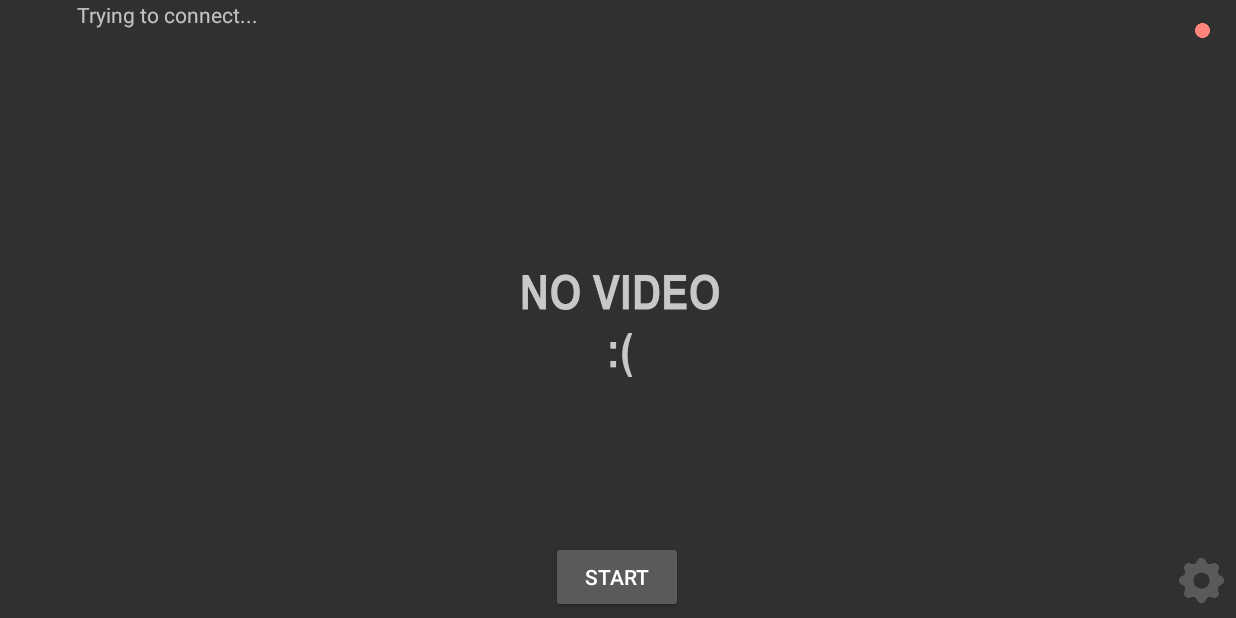
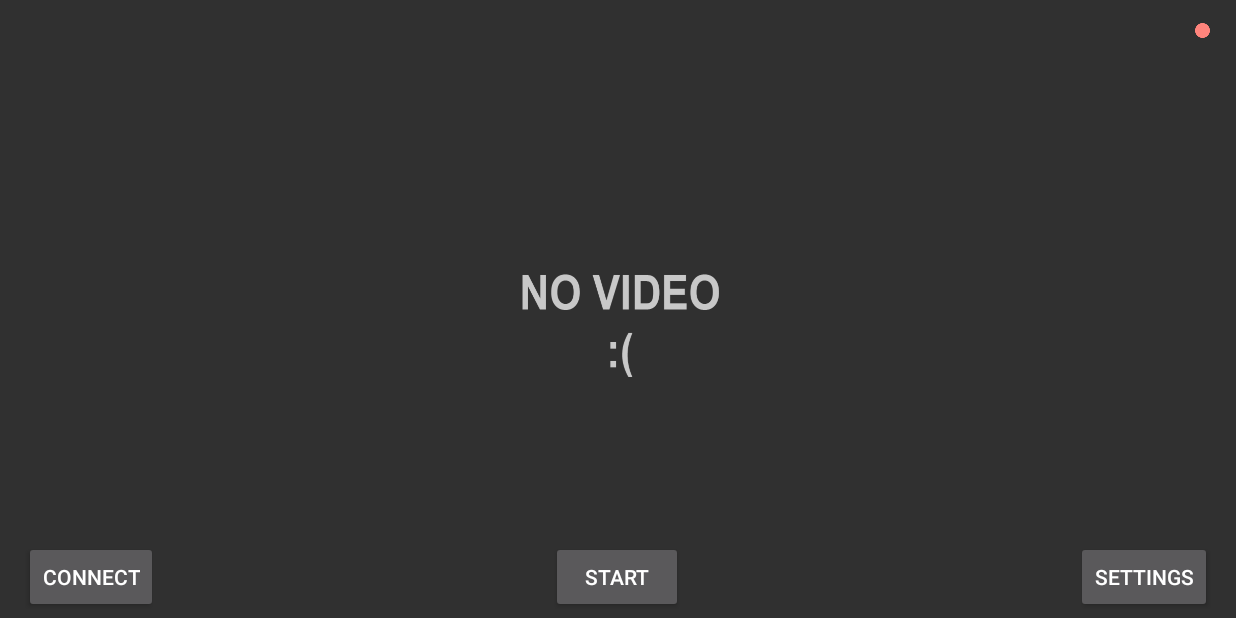
Before and after one commit to imalinowski/Quadro, an Android app: the screen it shows after launch (MainActivity), on a phone screen of 824 x 412 dp (held sideways). Run offline under Robolectric (Android 15) with nearby library versions, the phone set to English and light mode, and no system bars.

Commit message:
pre initial

```diff
--- a/app/src/main/java/com/malinowski/quadro/MainActivity.java
+++ b/app/src/main/java/com/malinowski/quadro/MainActivity.java
@@ -2,7 +2,6 @@ package com.malinowski.quadro;
 
 import androidx.appcompat.app.AppCompatActivity;
 
-import android.content.Context;
 import android.content.Intent;
 import android.graphics.Bitmap;
 import android.graphics.BitmapFactory;
@@ -15,8 +14,9 @@ import android.view.View;
 import android.view.WindowManager;
 import android.widget.Button;
 import android.widget.ImageView;
-import android.widget.RelativeLayout;
 import android.widget.TextView;
+
+import java.io.IOException;
 
 
 public class MainActivity extends AppCompatActivity {
@@ -25,7 +25,7 @@ public class MainActivity extends AppCompatActivity {
     static Button startStop;
     static ImageView image;
 
-    static Client client;
+    static Client client; //клиент - класс, отвечающий за соединение в отдельном потоке выполняется подключение
     JoyStick joyStickR;
     JoyStick joyStickL;
     int screenWidth;
@@ -38,6 +38,8 @@ public class MainActivity extends AppCompatActivity {
     int pitch = 127;
     int roll = 127;
     static int mode = 2;
+
+    private int timerSec = 0;//миллисекунды таймера
     @Override
     protected void onCreate(Bundle savedInstanceState) {
         super.onCreate(savedInstanceState);
@@ -66,12 +68,6 @@ public class MainActivity extends AppCompatActivity {
                 R.drawable.no_video);
         image.setImageBitmap(bitmap);
 
-        //joyStickR = new JoyStick(screenWidth*3/4,screenHeight/2,this,0);
-        //joyStickL = new JoyStick(screenWidth*1/4,screenHeight/2,this,1);
-
-        //клиент - класс, отвечающий за соединение в отдельном потоке выполняется подключение
-        client = new Client();
-        client.start();
         MyTimer timer = new MyTimer();
         timer.start();
     }
@@ -79,14 +75,14 @@ public class MainActivity extends AppCompatActivity {
     void onDirectionChanged_left(double degrees, double distance){
         throttle = (int)Math.floor(127-127*distance*Math.cos(degrees*Math.PI/180));
         yaw = (int)Math.floor(127+127*distance*Math.sin(degrees* Math.PI/180));
-        if(client.isConnected)
+        if(client!= null && client.isConnected)
             client.send(yaw,throttle,pitch,roll,mode);
     }
     void onDirectionChanged_right(double degrees, double distance){
         pitch  = (int)Math.floor(127-127*distance*Math.cos(degrees*Math.PI/180));
         roll  = (int)Math.floor(127+127*distance*Math.sin(degrees* Math.PI/180));
 
-        if(client.isConnected)
+        if(client!= null && client.isConnected)
             client.send(yaw,throttle,pitch,roll,mode);
     }
 
@@ -102,7 +98,7 @@ public class MainActivity extends AppCompatActivity {
             switch (e.getActionMasked()) {
                 case MotionEvent.ACTION_DOWN:
                 case MotionEvent.ACTION_POINTER_DOWN:
-                    if (e.getX(pointerID) > screenWidth / 2) {
+                    if (e.getX(pointerID) > screenWidth / 2.0f) {
                         if (joyStickR != null) joyStickR.delete();
                         joyStickR = new JoyStick(e.getX(pointerID), e.getY(pointerID),this, pointerID);
                     } else {
@@ -149,8 +145,9 @@ public class MainActivity extends AppCompatActivity {
     @Override
     public boolean onGenericMotionEvent(MotionEvent event) {
         //проверка, что эвент пришел от джойстика
-        if ((event.getSource() & InputDevice.SOURCE_JOYSTICK) == InputDevice.SOURCE_JOYSTICK
-                && event.getAction() == MotionEvent.ACTION_MOVE) {
+        //Log.i("Joystick",""+event.getSource()+" "+InputDevice.SOURCE_MOUSE;
+        if ((event.getSource() & InputDevice.SOURCE_MOUSE) == InputDevice.SOURCE_MOUSE
+                && event.getAction() == MotionEvent.ACTION_HOVER_MOVE && useJoyStick ) {
             processJoystickInput(event,-1);
             return true;
         }
@@ -214,15 +211,24 @@ public class MainActivity extends AppCompatActivity {
     /////////////////////////////////////////////////////////////////////////////////////////////////////////////////////
 
     void update(){
-        //спустя какое-то время после неудачной попытки соединения вновь пытаемся подключиться
-        if(!client.isAlive()){
-            client = new Client();
-            client.start();
+
+        if(client!=null && !client.isConnected && client.isAlive() && timerSec%1000==0){
+            info.setText(info.getText()+".");
         }
     }
 
     public void onSettings(View view) {
         startActivity (new Intent(this, SettingsActivity.class));
+    }
+
+    public void onConnect(View view) throws IOException {
+        if(client==null || !client.isAlive()) {
+            client = new Client();
+            client.start();
+        }
+        if(client.isConnected)
+            client.stopConnection();
+
     }
 
     //таймер для повторных подключений
@@ -232,6 +238,7 @@ public class MainActivity extends AppCompatActivity {
         }
         @Override
         public void onTick(long millisUntilFinished) {
+            timerSec = (timerSec+100)%1000;
             update();
         }
         @Override
--- a/app/src/main/res/layout/activity_main.xml
+++ b/app/src/main/res/layout/activity_main.xml
@@ -42,24 +42,6 @@
         app:layout_constraintHorizontal_bias="0.499"
         app:layout_constraintStart_toStartOf="parent" />
 
-    <Button
-        android:id="@+id/button2"
-        android:layout_width="30dp"
-        android:layout_height="30dp"
-        android:layout_marginEnd="8dp"
-        android:layout_marginRight="8dp"
-        android:layout_marginBottom="10dp"
-        android:background="@drawable/gear"
-        android:onClick="onSettings"
-        android:outlineAmbientShadowColor="#00FFFFFF"
-        android:outlineSpotShadowColor="#00FFFFFF"
-        android:shadowColor="#00FFFFFF"
-        android:shadowDx="0"
-        android:shadowDy="0"
-        android:shadowRadius="0"
-        app:layout_constraintBottom_toBottomOf="parent"
-        app:layout_constraintEnd_toEndOf="parent" />
-
     <ImageView
         android:id="@+id/image"
         android:layout_width="169dp"
@@ -71,5 +53,28 @@
         app:layout_constraintTop_toTopOf="parent"
         tools:srcCompat="@tools:sample/avatars" />
 
+    <Button
+        android:id="@+id/button2"
+        android:layout_width="wrap_content"
+        android:layout_height="wrap_content"
+        android:layout_marginEnd="16dp"
+        android:layout_marginRight="16dp"
+        android:layout_marginBottom="3dp"
+        android:onClick="onSettings"
+        android:text="@string/title_activity_settings"
+        app:layout_constraintBottom_toBottomOf="parent"
+        app:layout_constraintEnd_toEndOf="parent" />
+
+    <Button
+        android:id="@+id/button3"
+        android:layout_width="wrap_content"
+        android:layout_height="wrap_content"
+        android:layout_marginLeft="16dp"
+        android:layout_marginBottom="3dp"
+        android:text="connect"
+        android:onClick="onConnect"
+        app:layout_constraintBottom_toBottomOf="parent"
+        app:layout_constraintStart_toStartOf="parent" />
+
 
 </androidx.constraintlayout.widget.ConstraintLayout>
```
Also changed, not shown: app/src/main/java/com/malinowski/quadro/Client.java (+29 -16 lines), app/src/main/java/com/malinowski/quadro/SettingsActivity.java (+28 -11 lines).
